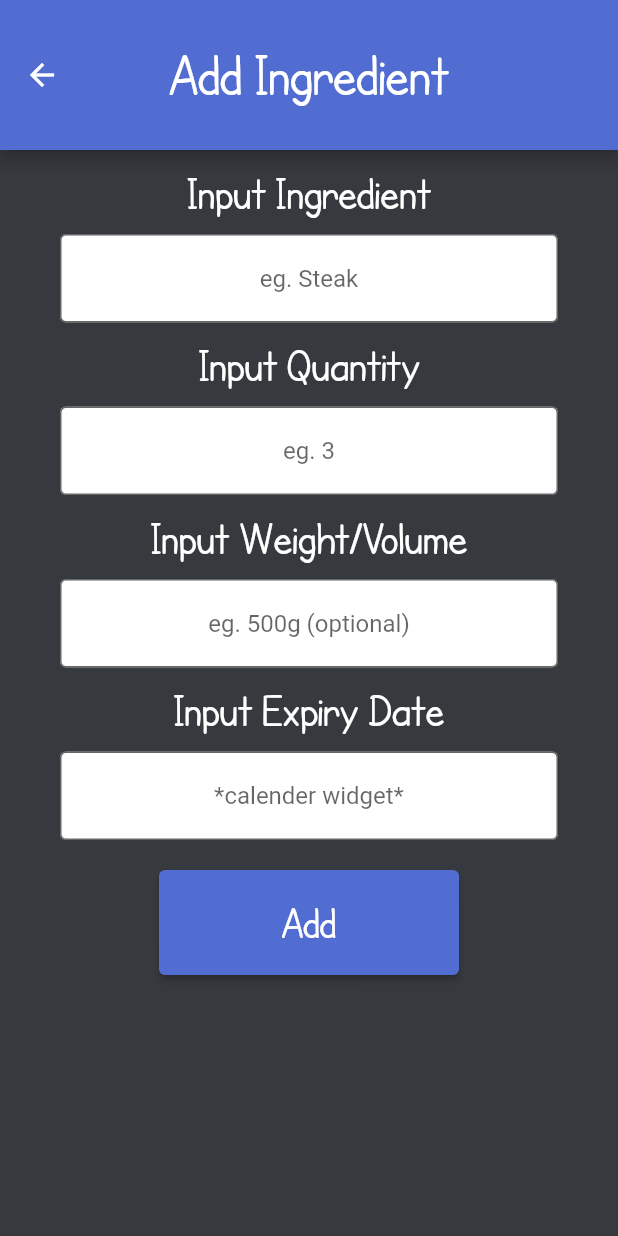
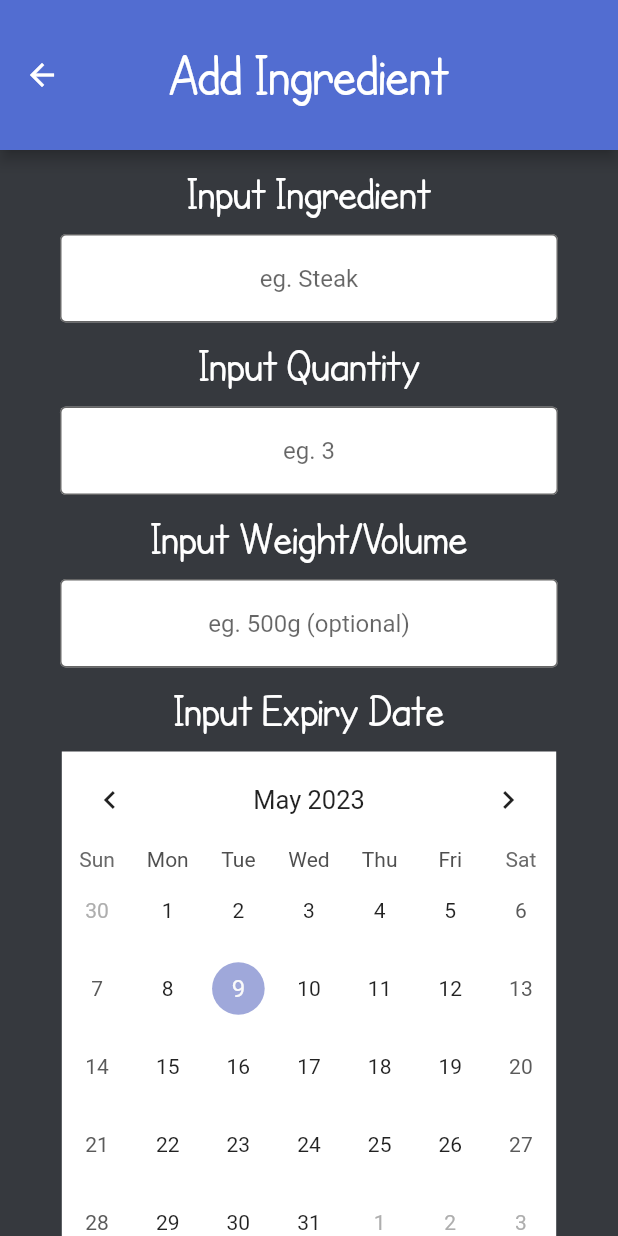
Before and after one commit to kristianduke/fridge-app-dev, a Flutter app: the AddIngredients screen opened directly, on a phone screen of 412 x 824 dp. Run offline on Flutter 3.47's test engine with Material 2 defaults, Android fonts, the phone set to English and light mode, and no system bars; drawn by our look-alikes of table_calendar.

Commit message:
calendar widget added

```diff
--- a/fridge_app/lib/AddIngredients.dart
+++ b/fridge_app/lib/AddIngredients.dart
@@ -1,10 +1,16 @@
 import 'package:flutter/material.dart';
+import 'package:table_calendar/table_calendar.dart';
 
 class AddIngredients extends StatelessWidget {
   const AddIngredients({super.key});
 
   @override
   Widget build(BuildContext context) {
+    final height = MediaQuery.of(context).size.height;
+    final width = MediaQuery.of(context).size.width;
+
+    DateTime today = DateTime.now();
+
     final ButtonStyle buttonStyle = ElevatedButton.styleFrom(
         textStyle: const TextStyle(fontSize: 20, fontFamily: 'CartoonistHand'),
         backgroundColor: const Color(0xFF526dd1));
@@ -106,16 +112,17 @@ class AddIngredients extends StatelessWidget {
                 ),
               ),
             ),
-            const Padding(
-              padding: EdgeInsets.fromLTRB(40, 0, 40, 20),
-              child: TextField(
-                textAlign: TextAlign.center,
-                decoration: InputDecoration(
-                  filled: true,
-                  fillColor: Colors.white,
-                  border: OutlineInputBorder(),
-                  hintText: '*calender widget*',
-                ),
+            Padding(
+              padding:
+                  EdgeInsets.symmetric(vertical: 0, horizontal: width * 0.1),
+              child: Container(
+                color: Colors.white,
+                child: TableCalendar(
+                    headerStyle: const HeaderStyle(
+                        formatButtonVisible: false, titleCentered: true),
+                    focusedDay: today,
+                    firstDay: DateTime.utc(2023, 01, 01),
+                    lastDay: DateTime.utc(2050, 12, 31)),
               ),
             ),
             SizedBox(
--- a/fridge_app/pubspec.yaml
+++ b/fridge_app/pubspec.yaml
@@ -35,6 +35,7 @@ dependencies:
   # The following adds the Cupertino Icons font to your application.
   # Use with the CupertinoIcons class for iOS style icons.
   cupertino_icons: ^1.0.2
+  table_calendar: ^3.0.9
 
 dev_dependencies:
   flutter_test:
```
